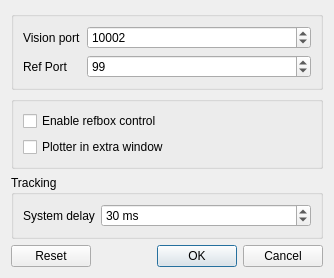
Above: src/gui/configdialog.ui from robotics-erlangen/autoref before the change. Below: the same form after it.
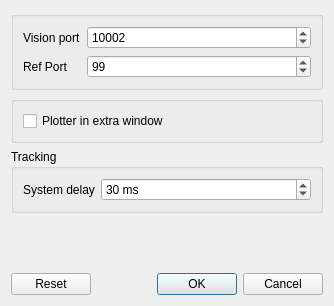
That is the form after the change.

The edit to the form file:
```diff
--- a/src/gui/configdialog.ui
+++ b/src/gui/configdialog.ui
@@ -7,7 +7,7 @@
     <x>0</x>
     <y>0</y>
     <width>334</width>
-    <height>213</height>
+    <height>306</height>
    </rect>
   </property>
   <property name="windowTitle">
@@ -65,13 +65,6 @@
 
      <layout class="QFormLayout" name="formLayout_5">
      <item row="0" column="0" colspan="2">
-      <widget class="QCheckBox" name="refboxControlUse">
-       <property name="text">
-        <string>Enable refbox control</string>
-       </property>
-      </widget>
-     </item>
-     <item row="1" column="0" colspan="2">
       <widget class="QCheckBox" name="plotterInExtraWindow">
        <property name="text">
         <string>Plotter in extra window</string>
```
Left out of the diff: 1 changed line with no effect on the pictures. Lines whose indentation alone changed are shown as unchanged.
